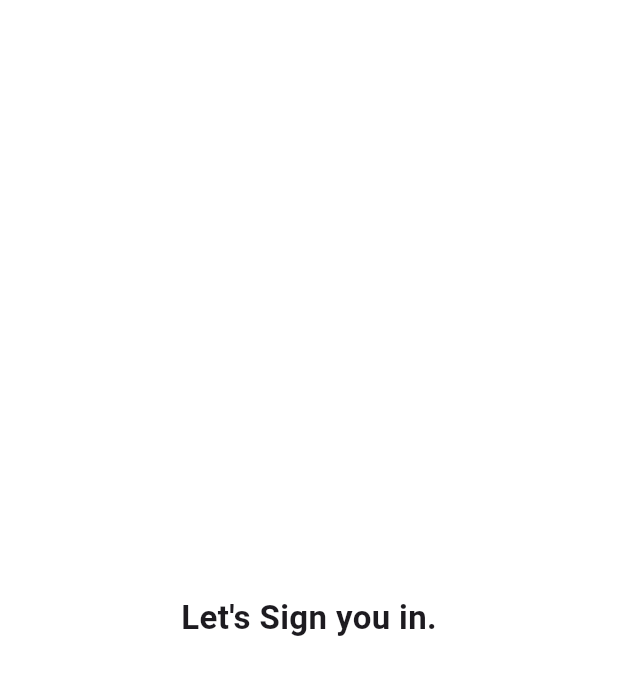
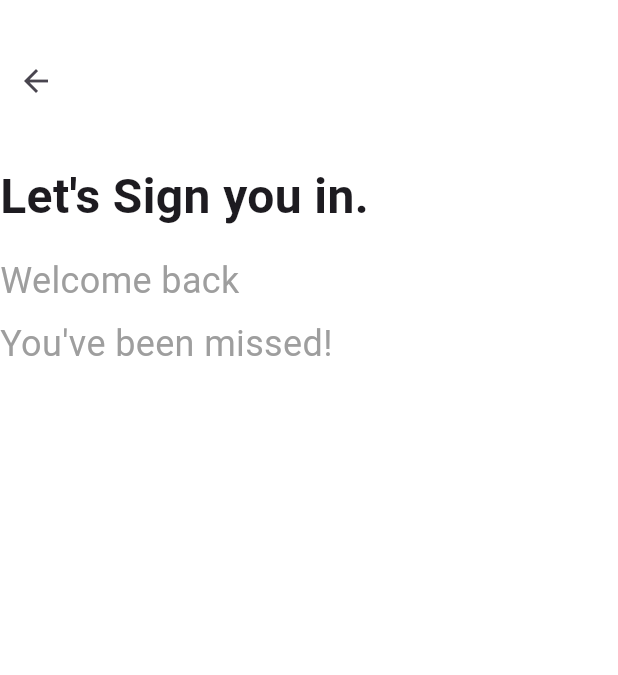
Before and after one commit to Arafal21/moja_apka, a Flutter app: the screen it shows after launch, after a tap on "Login", on a phone screen of 412 x 824 dp. Shown: the top 675 px of the screen. Run offline on Flutter 3.47's test engine with Material 3 defaults, Android fonts, the phone set to English and light mode, and no system bars.

Commit message:
change font styles on Login Screen

```diff
--- a/lib/main.dart
+++ b/lib/main.dart
@@ -49,10 +49,7 @@ class WelcomeScreen extends StatelessWidget {
               Text(
                 'Lorem ipsum dolor sit amet, consectetur adipiscing elit, sed do eiusmod tempor incididunt ut labore et dolore magna aliqua.',
                 textAlign: TextAlign.center,
-                style: TextStyle(
-                  fontSize: 14,
-                  color: Colors.grey.shade700,
-                ),
+                style: TextStyle(fontSize: 14, color: Colors.grey.shade700),
               ),
 
               const SizedBox(height: 24),
@@ -112,13 +109,37 @@ class LoginScreen extends StatelessWidget {
 
   @override
   Widget build(BuildContext context) {
-    return const Scaffold(
+    return Scaffold(
       backgroundColor: Colors.white,
-      body: Center(
-        child: Text(
-          "Let's Sign you in.",
-          style: TextStyle(fontSize: 22, fontWeight: FontWeight.w600),
-        ),
+      body: Column(
+        crossAxisAlignment: CrossAxisAlignment.start,
+        children: [
+          SizedBox(height: 30),
+
+          IconButton(
+            onPressed: () {
+              Navigator.pop(context);
+            },
+            icon: Icon(Icons.arrow_back),
+          ),
+
+          SizedBox(height: 30),
+
+          Text(
+            "Let's Sign you in.",
+            style: TextStyle(fontSize: 32, fontWeight: FontWeight.bold),
+          ),
+          SizedBox(height: 16),
+          Text(
+            'Welcome back',
+            style: TextStyle(fontSize: 24, color: Colors.grey),
+          ),
+          SizedBox(height: 8),
+          Text(
+            "You've been missed!",
+            style: TextStyle(fontSize: 24, color: Colors.grey),
+          ),
+        ],
       ),
     );
   }
```
